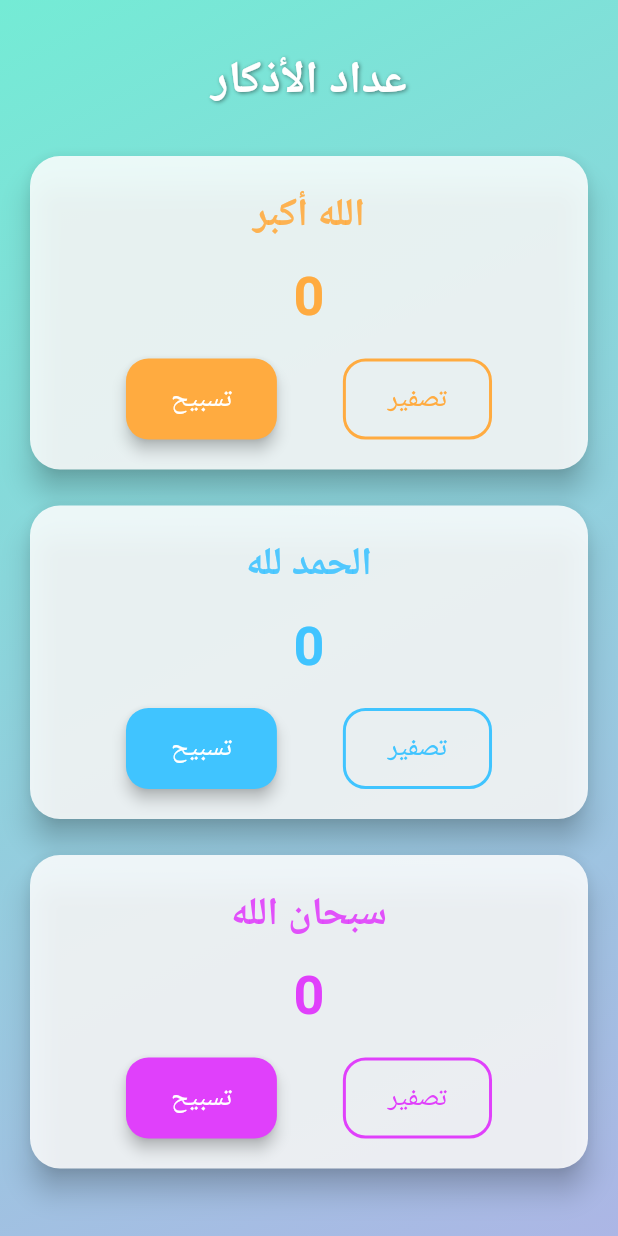
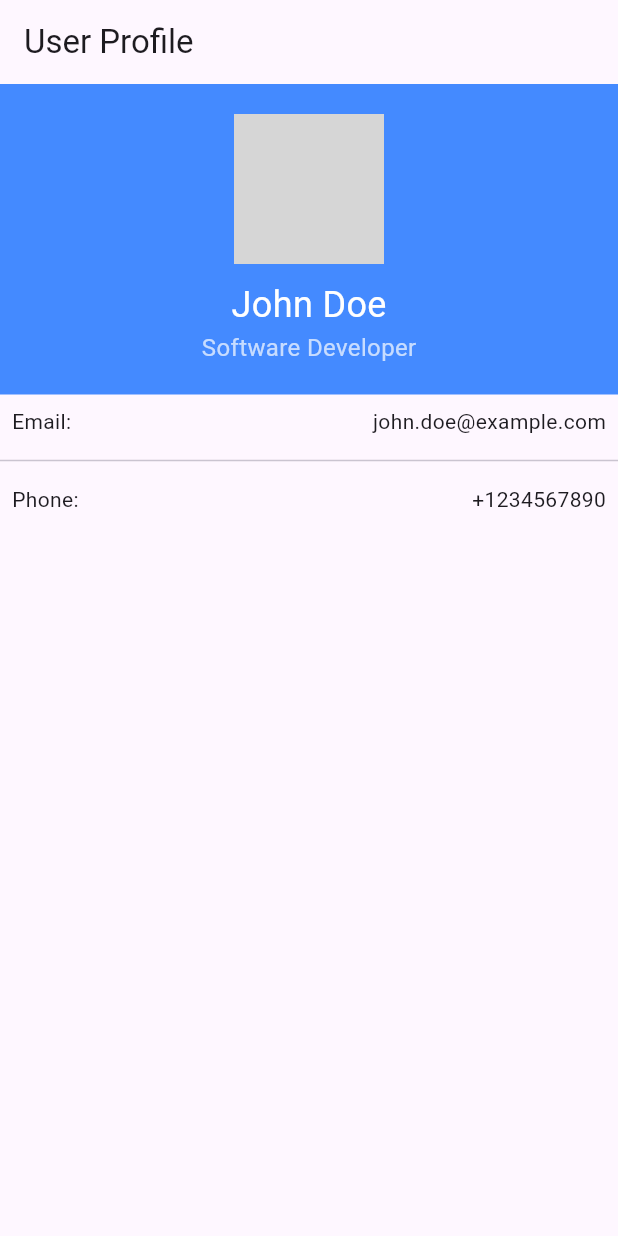
Before and after one commit to LAHENLAHRN/allapplication, a Flutter app: the screen it shows after launch, on a phone screen of 412 x 824 dp. Run offline on Flutter 3.47's test engine with Material 3 defaults, Android fonts, the phone set to English and light mode, and no system bars; grey boxes are pictures that could not be loaded.

Commit message:
lesson_04_lifecycle_of_stateful_widget

```diff
--- a/lib/main.dart
+++ b/lib/main.dart
@@ -1,175 +1,74 @@
+//import 'dart:io';
+
 import 'package:flutter/material.dart';
 
 void main() {
-  runApp(const TasbeehApp());
+  runApp(ProfileApp());
 }
 
-class TasbeehApp extends StatelessWidget {
-  const TasbeehApp({super.key});
+class ProfileApp extends StatefulWidget {
+  @override
+  _ProfileAppState createState() => _ProfileAppState();
+}
+
+class _ProfileAppState extends State<ProfileApp> {
 
   @override
   Widget build(BuildContext context) {
     return MaterialApp(
-      debugShowCheckedModeBanner: false,
-      title: 'عداد التسبيح',
-      theme: ThemeData(
-        fontFamily: 'Roboto',
-        primarySwatch: Colors.teal,
+      home: Scaffold(
+        appBar: AppBar(
+          title: Text('User Profile'),
         ),
-      home: const TasbeehScreen(),
-    );
-  }
-}
-
-class TasbeehScreen extends StatefulWidget {
-  const TasbeehScreen({super.key});
-
-  @override
-  State<TasbeehScreen> createState() => _TasbeehScreenState();
-}
-
-class _TasbeehScreenState extends State<TasbeehScreen> {
-  int allahuAkbar = 0;
-  int alhamdulillah = 0;
-  int subhanAllah = 0;
-
-  @override
-  Widget build(BuildContext context) {
-    return Scaffold(
-      body: Container(
-        decoration: const BoxDecoration(
-          gradient: LinearGradient(
-            colors: [Color(0xFF74EBD5), Color(0xFFACB6E5)],
-            begin: Alignment.topLeft,
-            end: Alignment.bottomRight,
-          ),
-        ),
-        child: SafeArea(
-          child: SingleChildScrollView(
-            physics: const BouncingScrollPhysics(),
-            padding: const EdgeInsets.all(16.0),
+        body: Column(
+          children: [
+            Container(
+              width: double.infinity,
+              padding: EdgeInsets.all(20),
+              color: Colors.blueAccent,
               child: Column(
                 children: [
-                const SizedBox(height: 16),
-                const Text(
-                  'عداد الأذكار',
-                  style: TextStyle(
-                    fontSize: 30,
-                    fontWeight: FontWeight.bold,
-                    color: Colors.white,
-                    shadows: [
-                      Shadow(
-                        color: Colors.black45,
-                        offset: Offset(1, 1),
-                        blurRadius: 3,
+                  CircleAvatar(
+                    radius: 50,
+                    backgroundImage:Image.asset('pics/profilepic.png').image,
+                  ),
+                  SizedBox(height: 10),
+                  Text(
+                    'John Doe',
+                    style: TextStyle(fontSize: 24, color: Colors.white),
+                  ),
+                  Text(
+                    'Software Developer',
+                    style: TextStyle(fontSize: 16, color: Colors.white70),
                   ),
                 ],
               ),
             ),
-                const SizedBox(height: 24),
-                _buildCounterCard(
-                  title: 'الله أكبر',
-                  count: allahuAkbar,
-                  color: Colors.orangeAccent,
-                  onTap: () => setState(() => allahuAkbar++),
-                  onReset: () => setState(() => allahuAkbar = 0),
-                ),
-                const SizedBox(height: 16),
-                _buildCounterCard(
-                  title: 'الحمد لله',
-                  count: alhamdulillah,
-                  color: Colors.lightBlueAccent,
-                  onTap: () => setState(() => alhamdulillah++),
-                  onReset: () => setState(() => alhamdulillah = 0),
-                ),
-                const SizedBox(height: 16),
-                _buildCounterCard(
-                  title: 'سبحان الله',
-                  count: subhanAllah,
-                  color: Colors.purpleAccent,
-                  onTap: () => setState(() => subhanAllah++),
-                  onReset: () => setState(() => subhanAllah = 0),
-                ),
-                const SizedBox(height: 30),
+            Padding(
+              padding: const EdgeInsets.all(8.0),
+              child: Row(
+                mainAxisAlignment: MainAxisAlignment.spaceBetween,
+                children: [
+                  Text('Email:'),
+                  Text('john.doe@example.com'),
                 ],
               ),
             ),
-        ),
-      ),
-    );
-  }
-
-  Widget _buildCounterCard({
-    required String title,
-    required int count,
-    required Color color,
-    required VoidCallback onTap,
-    required VoidCallback onReset,
-  }) {
-    return Card(
-      color: Colors.white.withOpacity(0.85),
-      shape: RoundedRectangleBorder(borderRadius: BorderRadius.circular(20)),
-      elevation: 8,
-      child: Padding(
-        padding: const EdgeInsets.all(20),
-        child: Column(
+            Divider(),
+            Padding(
+              padding: const EdgeInsets.all(8.0),
+              child: Row(
+                mainAxisAlignment: MainAxisAlignment.spaceBetween,
                 children: [
-            Text(
-              title,
-              style: TextStyle(
-                fontSize: 26,
-                fontWeight: FontWeight.bold,
-                color: color.withOpacity(0.9),
-              ),
-            ),
-            const SizedBox(height: 10),
-            Text(
-              '$count',
-              style: TextStyle(
-                fontSize: 36,
-                fontWeight: FontWeight.w600,
-                color: color,
-              ),
-            ),
-            const SizedBox(height: 16),
-            Row(
-              mainAxisAlignment: MainAxisAlignment.spaceEvenly,
-              children: [
-                ElevatedButton(
-                  onPressed: onTap,
-                  style: ElevatedButton.styleFrom(
-                    backgroundColor: color,
-                    foregroundColor: Colors.white,
-                    padding: const EdgeInsets.symmetric(
-                        horizontal: 30, vertical: 14),
-                    shape: RoundedRectangleBorder(
-                        borderRadius: BorderRadius.circular(15)),
-                    elevation: 4,
-                  ),
-                  child: const Text(
-                    'تسبيح',
-                    style: TextStyle(fontSize: 18),
-                  ),
-                ),
-                OutlinedButton(
-                  onPressed: onReset,
-                  style: OutlinedButton.styleFrom(
-                    side: BorderSide(color: color, width: 2),
-                    padding: const EdgeInsets.symmetric(
-                        horizontal: 30, vertical: 14),
-                    shape: RoundedRectangleBorder(
-                        borderRadius: BorderRadius.circular(15)),
-                  ),
-                  child: Text(
-                    'تصفير',
-                    style: TextStyle(fontSize: 18, color: color),
+                  Text('Phone:'),
+                  Text('+1234567890'),
+                ],
               ),
             ),
           ],
         ),
-          ],
       ),
-      ),
+
     );
   }
 }
```
Also changed, not shown: 1 other file. Lines whose indentation alone changed are shown as unchanged.
